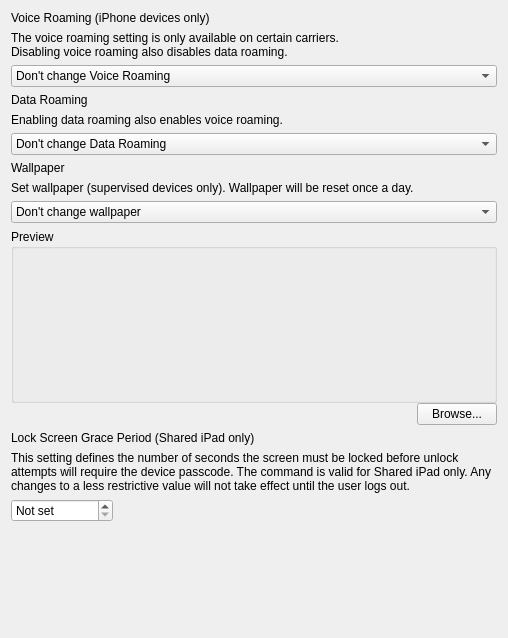
First picture: the form in FWAdminLib/Configurator/CommandPolicyForm.ui, repository fw-dev/translations, before the edit.
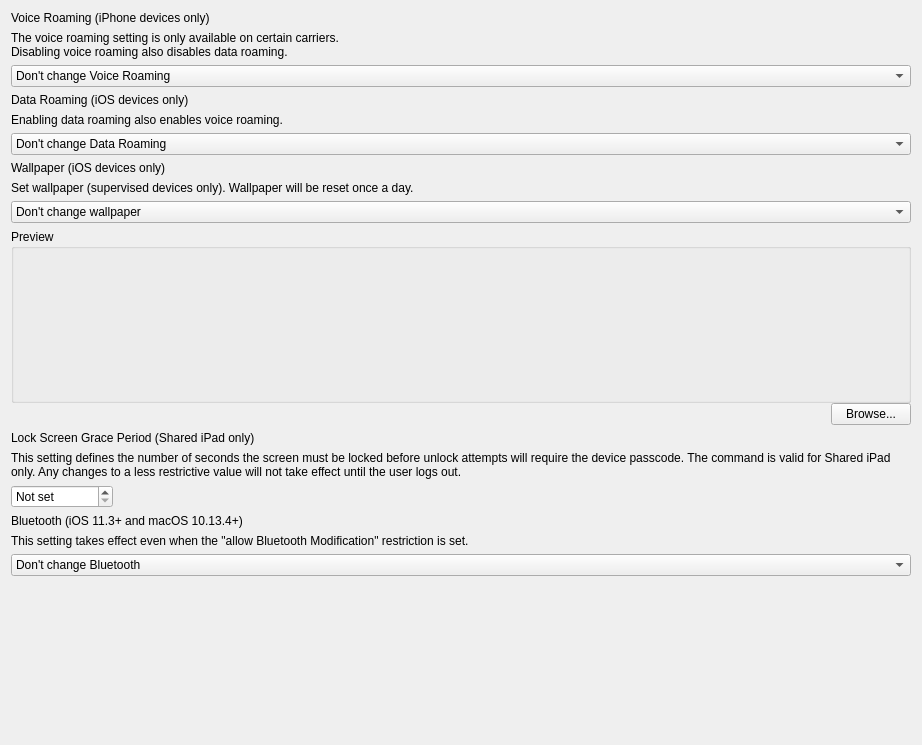
Second picture: the form after the edit.

```diff
--- a/FWAdminLib/Configurator/CommandPolicyForm.ui
+++ b/FWAdminLib/Configurator/CommandPolicyForm.ui
@@ -6,8 +6,8 @@
    <rect>
     <x>0</x>
     <y>0</y>
-    <width>508</width>
-    <height>638</height>
+    <width>922</width>
+    <height>745</height>
    </rect>
   </property>
   <property name="windowTitle">
@@ -50,7 +50,7 @@
    <item>
     <widget class="QLabel" name="label_2">
      <property name="text">
-      <string>Data Roaming</string>
+      <string>Data Roaming (iOS devices only)</string>
      </property>
     </widget>
    </item>
@@ -83,7 +83,7 @@
    <item>
     <widget class="QLabel" name="label_3">
      <property name="text">
-      <string>Wallpaper</string>
+      <string>Wallpaper (iOS devices only)</string>
      </property>
     </widget>
    </item>
@@ -339,6 +339,39 @@
      </layout>
     </widget>
    </item>
+   <item>
+    <widget class="QLabel" name="label_5">
+     <property name="text">
+      <string>Bluetooth (iOS 11.3+ and macOS 10.13.4+)</string>
+     </property>
+    </widget>
+   </item>
+   <item>
+    <widget class="QLabel" name="lTipBluetooth">
+     <property name="text">
+      <string>This setting takes effect even when the &quot;allow Bluetooth Modification&quot; restriction is set.</string>
+     </property>
+    </widget>
+   </item>
+   <item>
+    <widget class="QComboBox" name="cbBluetooth">
+     <item>
+      <property name="text">
+       <string>Don't change Bluetooth</string>
+      </property>
+     </item>
+     <item>
+      <property name="text">
+       <string>Enable Bluetooth</string>
+      </property>
+     </item>
+     <item>
+      <property name="text">
+       <string>Disable Bluetooth</string>
+      </property>
+     </item>
+    </widget>
+   </item>
    <item>
     <spacer name="verticalSpacer">
      <property name="orientation">
```
